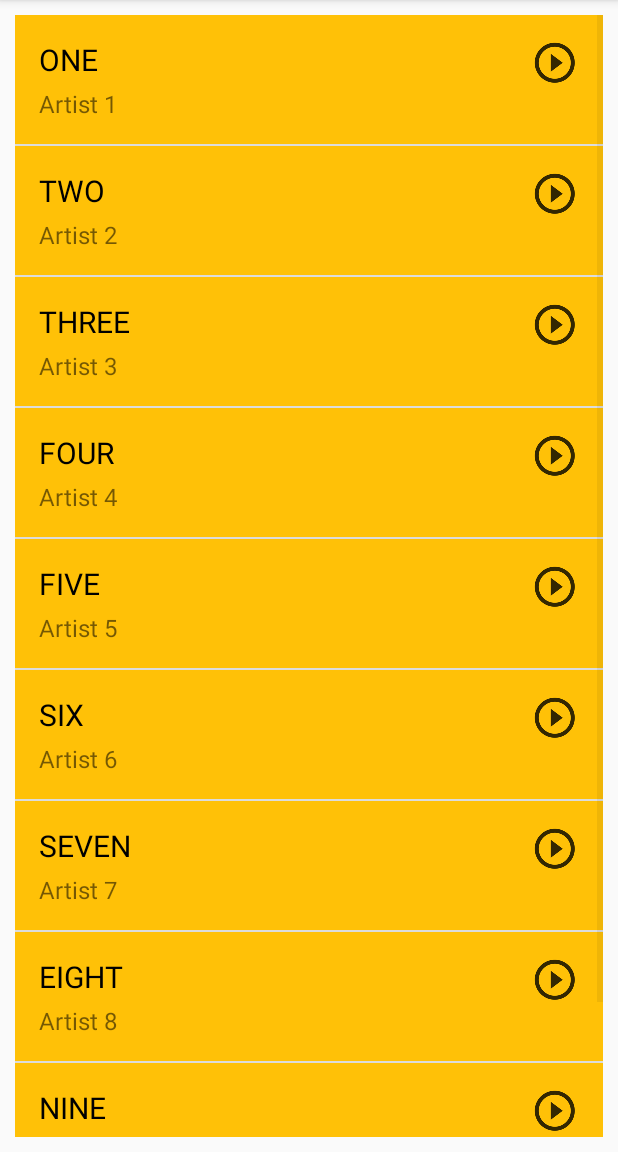
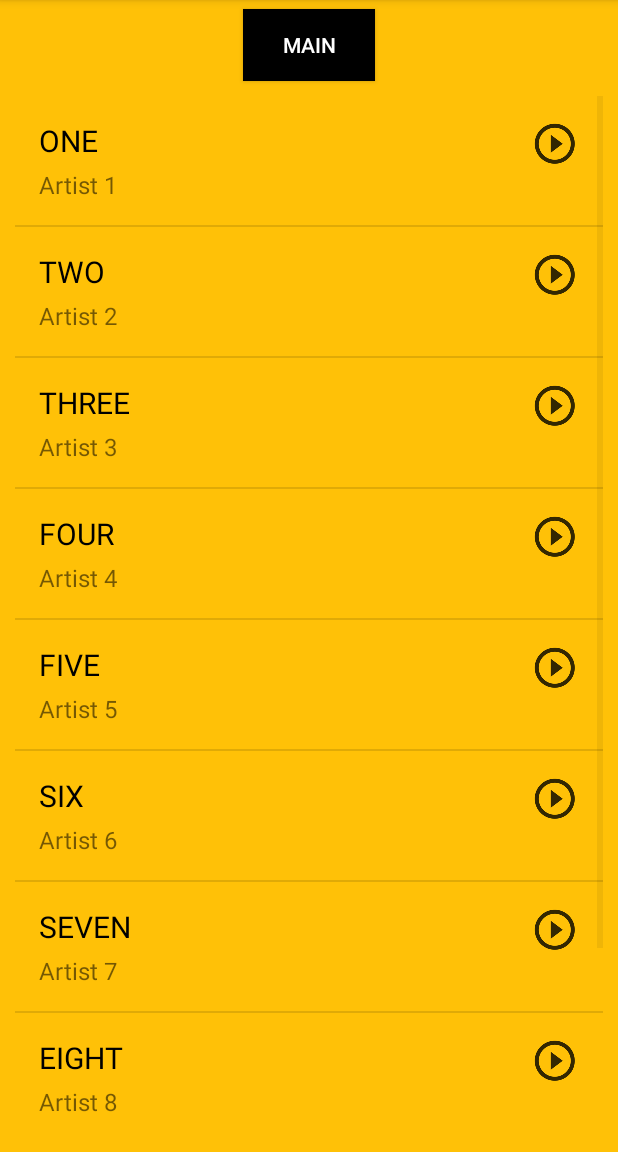
Before and after one commit to catarinaSC/MusicApp, an Android app: the Playlist_item screen opened directly, with no data from a screen before it, on a phone screen of 412 x 824 dp, the part 84-1236 px from its top. Run offline under Robolectric (Android 15) with nearby library versions, the phone set to English and light mode, and no system bars.

Commit message:
Change version 3

```diff
--- a/app/src/main/AndroidManifest.xml
+++ b/app/src/main/AndroidManifest.xml
@@ -17,7 +17,8 @@
                 <category android:name="android.intent.category.LAUNCHER" />
             </intent-filter>
         </activity>
-        <activity android:name=".Playlist_item"></activity>
+        <activity android:name=".Playlist_item">
+        </activity>
         <activity android:name=".SearchActivity"></activity>
     </application>
 
--- a/app/src/main/java/com/example/catarina/musicapp/Playlist_item.java
+++ b/app/src/main/java/com/example/catarina/musicapp/Playlist_item.java
@@ -1,8 +1,11 @@
 package com.example.catarina.musicapp;
 
+import android.content.Intent;
 import android.support.v7.app.AppCompatActivity;
 import android.os.Bundle;
+import android.view.View;
 import android.widget.Adapter;
+import android.widget.Button;
 import android.widget.ListView;
 
 import java.util.ArrayList;
@@ -20,22 +23,31 @@ public class Playlist_item extends AppCompatActivity {
         super.onCreate(savedInstanceState);
         setContentView(R.layout.activity_playlist_item);
 
-        listView  = (ListView) findViewById(R.id.list);
-            final ArrayList<Song> songs = new ArrayList<>();
-            songs.add(new Song("one", "Artist 1",R.drawable.ic_action_name));
-            songs.add(new Song("two", "Artist 2",R.drawable.ic_action_name));
-            songs.add(new Song("three", "Artist 3",R.drawable.ic_action_name));
-            songs.add(new Song("four", "Artist 4",R.drawable.ic_action_name));
-            songs.add(new Song("five", "Artist 5",R.drawable.ic_action_name));
-            songs.add(new Song("six", "Artist 6",R.drawable.ic_action_name));
-            songs.add(new Song("seven", "Artist 7",R.drawable.ic_action_name));
-            songs.add(new Song("eight", "Artist 8",R.drawable.ic_action_name));
-            songs.add(new Song("nine", "Artist 9",R.drawable.ic_action_name));
-            songs.add(new Song("ten", "Artist 10",R.drawable.ic_action_name));
+        final Button button = findViewById(R.id.button_back);
+        button.setOnClickListener(new View.OnClickListener() {
+            public void onClick(View v) {
+                startActivity(new Intent(Playlist_item.this, MainActivity.class));
+
+            }
+        });
+
+        listView = (ListView) findViewById(R.id.list);
+        final ArrayList<Song> songs = new ArrayList<>();
+        songs.add(new Song("one", "Artist 1", R.drawable.ic_action_name));
+        songs.add(new Song("two", "Artist 2", R.drawable.ic_action_name));
+        songs.add(new Song("three", "Artist 3", R.drawable.ic_action_name));
+        songs.add(new Song("four", "Artist 4", R.drawable.ic_action_name));
+        songs.add(new Song("five", "Artist 5", R.drawable.ic_action_name));
+        songs.add(new Song("six", "Artist 6", R.drawable.ic_action_name));
+        songs.add(new Song("seven", "Artist 7", R.drawable.ic_action_name));
+        songs.add(new Song("eight", "Artist 8", R.drawable.ic_action_name));
+        songs.add(new Song("nine", "Artist 9", R.drawable.ic_action_name));
+        songs.add(new Song("ten", "Artist 10", R.drawable.ic_action_name));
 
 
-            mAdapter = new SongAdapter(this, songs);
-            listView.setAdapter(mAdapter);
+        mAdapter = new SongAdapter(this, songs);
+        listView.setAdapter(mAdapter);
+
 
     }
 
--- a/app/src/main/java/com/example/catarina/musicapp/SongAdapter.java
+++ b/app/src/main/java/com/example/catarina/musicapp/SongAdapter.java
@@ -2,11 +2,13 @@ package com.example.catarina.musicapp;
 
 import android.app.Activity;
 import android.content.Context;
+import android.content.Intent;
 import android.support.v4.content.ContextCompat;
 import android.view.LayoutInflater;
 import android.view.View;
 import android.view.ViewGroup;
 import android.widget.ArrayAdapter;
+import android.widget.Button;
 import android.widget.ImageView;
 import android.widget.TextView;
 
@@ -46,7 +48,7 @@ public class SongAdapter extends ArrayAdapter<Song> {
                 play_image_view.setVisibility(View.GONE);
             }
 
-
             return listItemView;
         }
+
 }
--- a/app/src/main/res/layout/activity_playlist_item.xml
+++ b/app/src/main/res/layout/activity_playlist_item.xml
@@ -1,11 +1,31 @@
 <?xml version="1.0" encoding="utf-8"?>
+<LinearLayout xmlns:android="http://schemas.android.com/apk/res/android"
+    android:layout_width="fill_parent"
+    android:layout_height="fill_parent"
+    android:background="@color/colorAccent"
+    android:orientation="vertical">
+
+    <Button
+        android:id="@+id/button_back"
+        android:layout_width="wrap_content"
+        android:layout_height="wrap_content"
+        android:layout_gravity="center_horizontal"
+        android:layout_marginTop="6dp"
+        android:background="@android:color/black"
+        android:text="Main"
+        android:textColor="@android:color/white" />
+
     <ListView xmlns:android="http://schemas.android.com/apk/res/android"
         xmlns:tools="http://schemas.android.com/tools"
         android:id="@+id/list"
-    android:orientation="vertical"
         android:layout_width="match_parent"
         android:layout_height="match_parent"
+        android:orientation="vertical"
         android:paddingBottom="@dimen/activity_vertical_margin"
         android:paddingLeft="@dimen/activity_horizontal_margin"
         android:paddingRight="@dimen/activity_horizontal_margin"
-    android:paddingTop="@dimen/activity_vertical_margin" />
+        android:paddingTop="@dimen/activity_vertical_margin">
+
+    </ListView>
+
+</LinearLayout>
--- a/app/src/main/res/layout/song_list.xml
+++ b/app/src/main/res/layout/song_list.xml
@@ -27,6 +27,7 @@ android:background="@color/colorAccent">
         android:background="#FFC107"
         android:src="@drawable/ic_action_name"
         android:layout_alignParentRight="true"/>
+
 </RelativeLayout>
 
 <TextView
```
Also changed, not shown: app/src/main/java/com/example/catarina/musicapp/SearchActivity.java (+10 -0 lines), app/src/main/res/layout/activity_search.xml (+12 -1 lines). Lines whose indentation alone changed are shown as unchanged.
